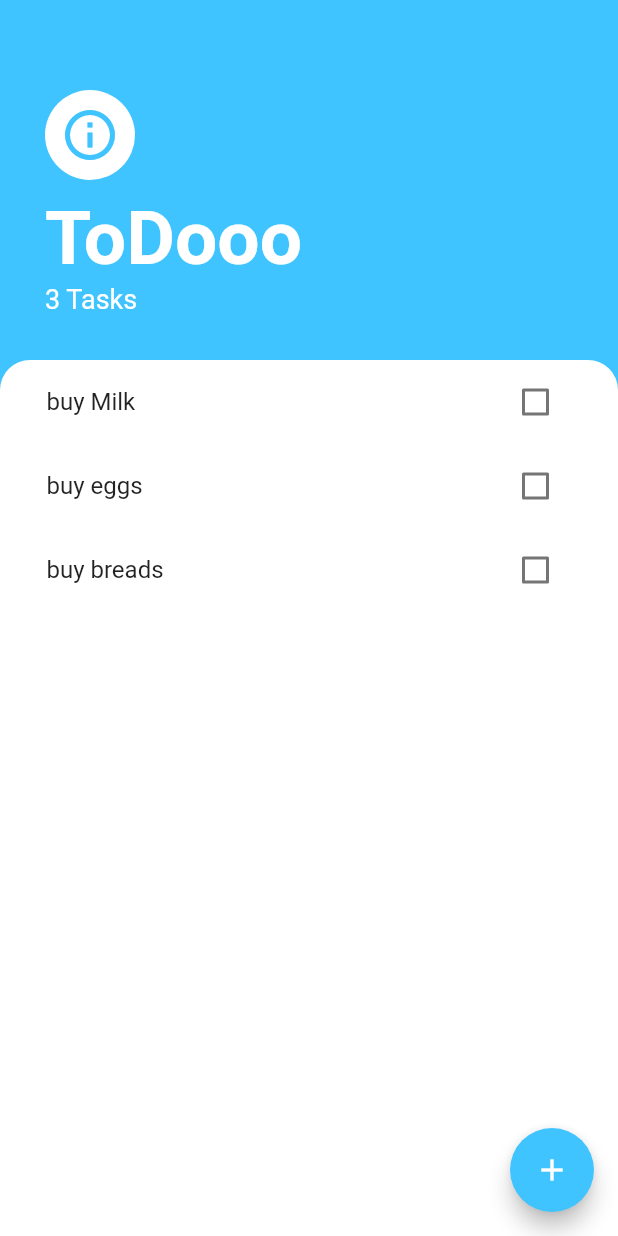
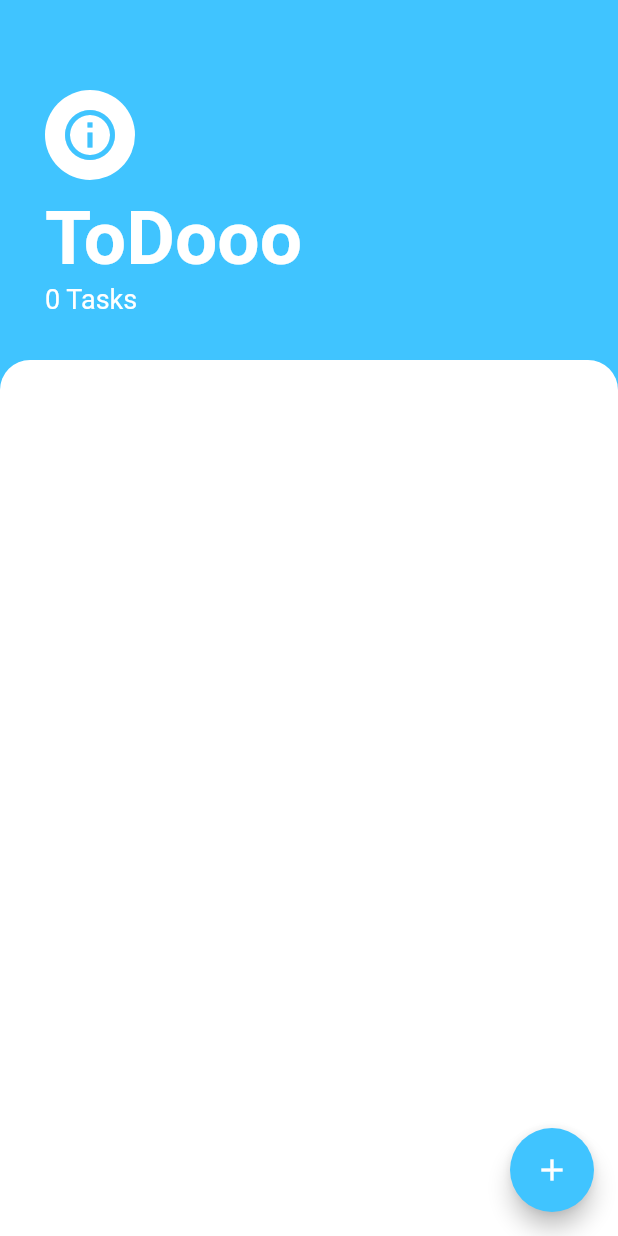
Before and after one commit to vi5hnuu/todooo_app, a Flutter app: the screen it shows after launch, on a phone screen of 412 x 824 dp. Run offline on Flutter 3.47's test engine with Material 2 defaults, Android fonts, the phone set to English and light mode, and no system bars.

Commit message:
deleted dead code.

```diff
--- a/lib/modals/task_data.dart
+++ b/lib/modals/task_data.dart
@@ -5,9 +5,6 @@ import 'package:todooo/modals/task.dart';
 
 class TaskData extends ChangeNotifier{
   List<Task> _tasks = [
-    Task(name: "buy Milk"),
-    Task(name: "buy eggs"),
-    Task(name: "buy breads"),
   ];
   void addNewTask(String title){
     _tasks.add(Task(name: title));
```
